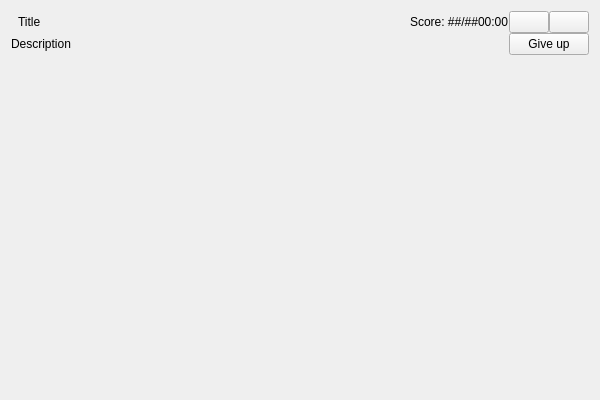
Old version of the form ui/quizzes_widget.ui in the repository GiaFil7/esc_app.
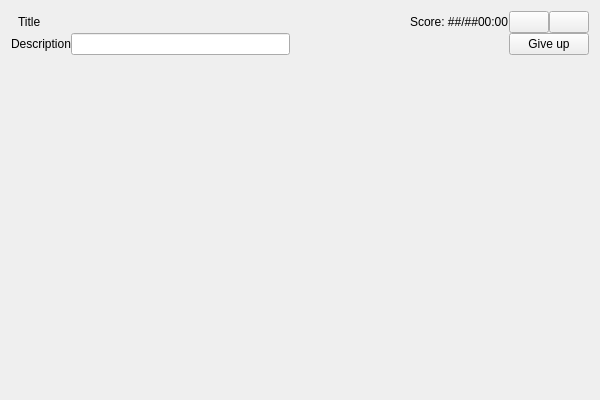
New version of the form. Icons and pictures are not drawn.

The edit to the form file:
```diff
--- a/ui/quizzes_widget.ui
+++ b/ui/quizzes_widget.ui
@@ -126,6 +126,9 @@
        </property>
       </widget>
      </item>
+     <item>
+      <widget class="QLineEdit" name="answer_line_edit"/>
+     </item>
      <item>
       <spacer name="spacer_2">
        <property name="orientation">
```
